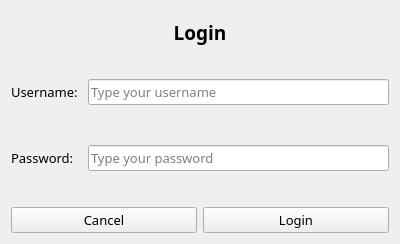
This is ui/login_reg_page.ui in ApostolisTs/PasswordManager as Qt 5 draws it before an edit. The edited form follows.
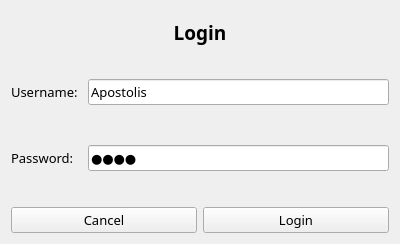
This is the edited form.

The edit to the form file:
```diff
--- a/ui/login_reg_page.ui
+++ b/ui/login_reg_page.ui
@@ -96,6 +96,9 @@
      </item>
      <item row="0" column="1">
       <widget class="QLineEdit" name="username_txt">
+       <property name="text">
+        <string>Apostolis</string>
+       </property>
        <property name="placeholderText">
         <string>Type your username</string>
        </property>
@@ -103,6 +106,9 @@
      </item>
      <item row="1" column="1">
       <widget class="QLineEdit" name="password_txt">
+       <property name="text">
+        <string>pass</string>
+       </property>
        <property name="echoMode">
         <enum>QLineEdit::Password</enum>
        </property>
```
